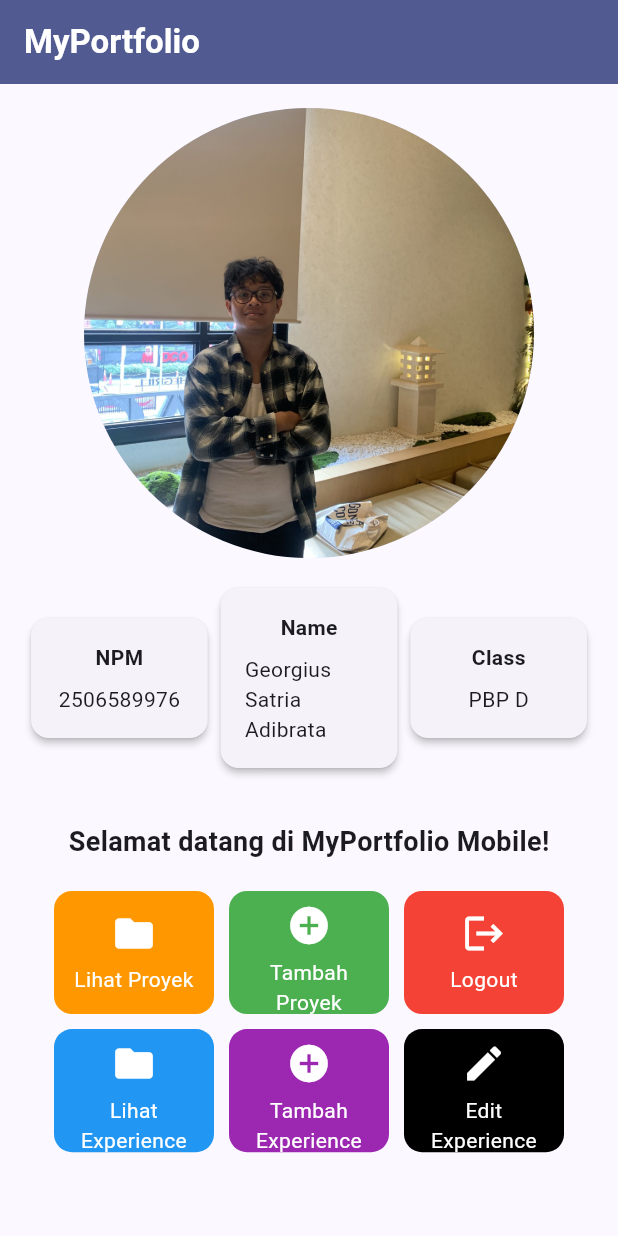
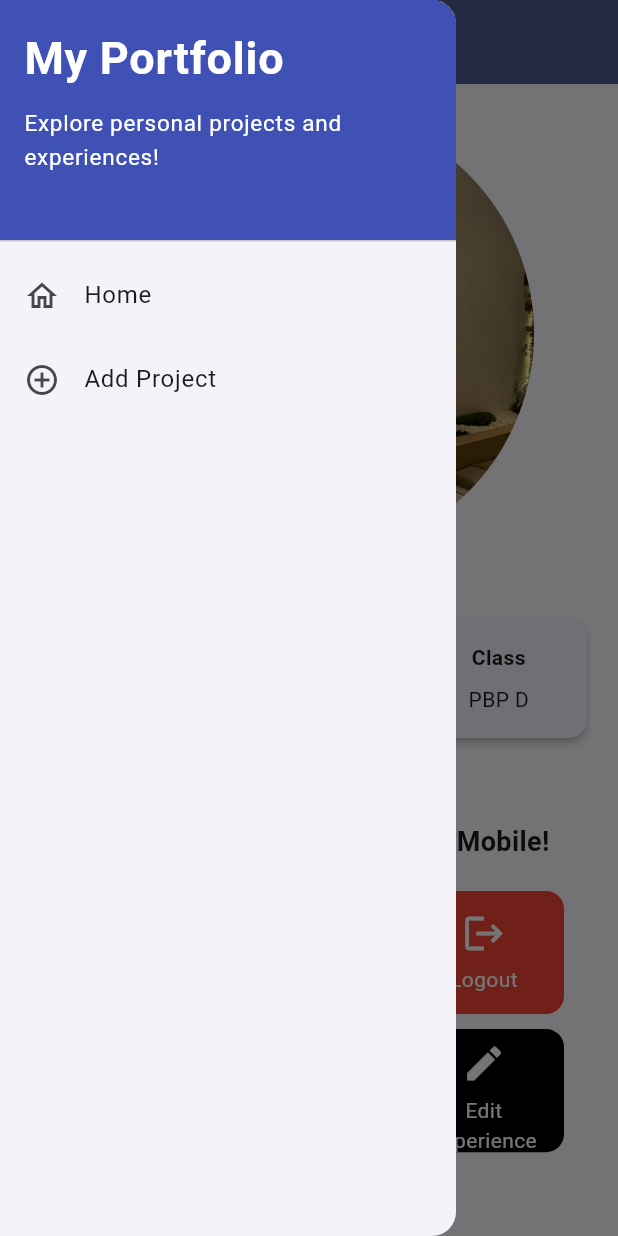
Before and after one commit to flazzies/myportofolio_mobile, a Flutter app: the screen it shows after launch, with the side drawer open (before the commit the screen has no drawer), on a phone screen of 412 x 824 dp. Run offline on Flutter 3.47's test engine with Material 3 defaults, Android fonts, the phone set to English and light mode, and no system bars.

Commit message:
Tutorial 09: drawer, form, navigation, refactor

```diff
--- a/lib/main.dart
+++ b/lib/main.dart
@@ -1,5 +1,5 @@
 import 'package:flutter/material.dart';
-import 'package:myportofolio_mobile/menu.dart';
+import 'package:myportofolio_mobile/screens/menu.dart';
 
 void main() {
   runApp(const MyApp());
--- a/lib/menu.dart
+++ b/lib/screens/menu.dart
@@ -1,4 +1,6 @@
 import 'package:flutter/material.dart';
+import 'package:myportofolio_mobile/widgets/left_drawer.dart';
+import 'package:myportofolio_mobile/widgets/project_card.dart';
 
 class MyHomePage extends StatelessWidget {
   MyHomePage({super.key});
@@ -22,24 +24,22 @@ class MyHomePage extends StatelessWidget {
 
   @override
   Widget build(BuildContext context) {
-    // Scaffold menyediakan struktur visual dasar halaman (AppBar, Body, SnackBar).
     return Scaffold(
-      // AppBar menampilkan bar bagian atas halaman aplikasi.
       appBar: AppBar(
         title: const Text(
           'MyPortfolio',
           style: TextStyle(color: Colors.white, fontWeight: FontWeight.bold),
         ),
         backgroundColor: Theme.of(context).colorScheme.primary,
+        iconTheme: const IconThemeData(color: Colors.white),
       ),
-      // Body halaman utama dengan padding di sekelilingnya.
+      drawer: const LeftDrawer(),
       body: SingleChildScrollView(
         child: Padding(
           padding: const EdgeInsets.all(16.0),
           child: Column(
             crossAxisAlignment: CrossAxisAlignment.center,
             children: [
-              // Baris horizontal untuk menampilkan 3 InfoCard secara sejajar.
               const CircleAvatar(
                 radius: 150,
                 backgroundImage: AssetImage('assets/geols.jpg'),
@@ -53,10 +53,7 @@ class MyHomePage extends StatelessWidget {
                   InfoCard(title: 'Class', content: kelas),
                 ],
               ),
-
               const SizedBox(height: 16.0),
-
-              // Bagian tengah: pesan sambutan dan kisi tombol menu portofolio.
               Center(
                 child: Column(
                   children: [
@@ -70,8 +67,6 @@ class MyHomePage extends StatelessWidget {
                         ),
                       ),
                     ),
-
-                    // GridView menampilkan kartu tombol dalam tata letak kisi 3 kolom.
                     GridView.count(
                       primary: false,
                       physics: const NeverScrollableScrollPhysics(),
@@ -97,7 +92,6 @@ class MyHomePage extends StatelessWidget {
 }
 
 class InfoCard extends StatelessWidget {
-  // Kartu informasi yang menampilkan judul (title) dan isi (content).
   final String title;
   final String content;
 
@@ -106,13 +100,10 @@ class InfoCard extends StatelessWidget {
   @override
   Widget build(BuildContext context) {
     return Card(
-      // Memberikan efek bayangan kartu elevasi 2 unit.
       elevation: 2.0,
       child: Container(
-        // Menyesuaikan lebar kartu dengan proporsi layar (dibagi 3.5).
         width: MediaQuery.of(context).size.width / 3.5,
         padding: const EdgeInsets.all(16.0),
-        // Menyusun teks title dan content secara vertikal.
         child: Column(
           children: [
             Text(title, style: const TextStyle(fontWeight: FontWeight.bold)),
@@ -132,48 +123,3 @@ class ItemHomepage {
 
   ItemHomepage(this.name, this.icon, this.color);
 }
-
-class ItemCard extends StatelessWidget {
-  final ItemHomepage item;
-
-  const ItemCard(this.item, {super.key});
-
-  @override
-  Widget build(BuildContext context) {
-    return Material(
-      // Menggunakan warna sekunder dari skema tema aplikasi.
-      color: item.color,
-      borderRadius: BorderRadius.circular(12),
-      child: InkWell(
-        // Aksi ketika kartu ditekan oleh pengguna.
-        onTap: () {
-          // Menampilkan SnackBar dengan pesan interaktif.
-          ScaffoldMessenger.of(context)
-            ..hideCurrentSnackBar()
-            ..showSnackBar(
-              SnackBar(
-                content: Text("Kamu telah menekan tombol ${item.name}!"),
-              ),
-            );
-        },
-        child: Container(
-          padding: const EdgeInsets.all(8),
-          child: Center(
-            child: Column(
-              mainAxisAlignment: MainAxisAlignment.center,
-              children: [
-                Icon(item.icon, color: Colors.white, size: 30.0),
-                const Padding(padding: EdgeInsets.all(3)),
-                Text(
-                  item.name,
-                  textAlign: TextAlign.center,
-                  style: const TextStyle(color: Colors.white),
-                ),
-              ],
-            ),
-          ),
-        ),
-      ),
-    );
-  }
-}
--- /dev/null
+++ b/lib/widgets/left_drawer.dart
@@ -0,0 +1,60 @@
+import 'package:flutter/material.dart';
+import 'package:myportofolio_mobile/screens/menu.dart';
+import 'package:myportofolio_mobile/screens/project_form.dart';
+
+class LeftDrawer extends StatelessWidget {
+  const LeftDrawer({super.key});
+
+  @override
+  Widget build(BuildContext context) {
+    return Drawer(
+      child: ListView(
+        children: [
+          const DrawerHeader(
+            decoration: BoxDecoration(color: Colors.indigo),
+            child: Column(
+              crossAxisAlignment: CrossAxisAlignment.start,
+              children: [
+                Text(
+                  'My Portfolio',
+                  style: TextStyle(
+                    fontSize: 30,
+                    fontWeight: FontWeight.bold,
+                    color: Colors.white,
+                  ),
+                ),
+                SizedBox(height: 10),
+                Text(
+                  'Explore personal projects and experiences!',
+                  style: TextStyle(fontSize: 15, color: Colors.white),
+                ),
+              ],
+            ),
+          ),
+          ListTile(
+            leading: const Icon(Icons.home_outlined),
+            title: const Text('Home'),
+            onTap: () {
+              Navigator.pushReplacement(
+                context,
+                MaterialPageRoute(builder: (context) => MyHomePage()),
+              );
+            },
+          ),
+          ListTile(
+            leading: const Icon(Icons.add_circle_outline),
+            title: const Text('Add Project'),
+            onTap: () {
+              Navigator.pushReplacement(
+                context,
+                MaterialPageRoute(
+                  builder: (context) => const ProjectFormPage(),
+                ),
+              );
+            },
+          ),
+        ],
+      ),
+    );
+  }
+}
--- /dev/null
+++ b/lib/widgets/project_card.dart
@@ -0,0 +1,51 @@
+import 'package:flutter/material.dart';
+import 'package:myportofolio_mobile/screens/menu.dart';
+import 'package:myportofolio_mobile/screens/project_form.dart';
+
+class ItemCard extends StatelessWidget {
+  final ItemHomepage item;
+
+  const ItemCard(this.item, {super.key});
+
+  @override
+  Widget build(BuildContext context) {
+    return Material(
+      color: item.color,
+      borderRadius: BorderRadius.circular(12),
+      child: InkWell(
+        onTap: () {
+          ScaffoldMessenger.of(context)
+            ..hideCurrentSnackBar()
+            ..showSnackBar(
+              SnackBar(
+                content: Text("Kamu telah menekan tombol ${item.name}!"),
+              ),
+            );
+          if (item.name == "Tambah Proyek") {
+            Navigator.push(
+              context,
+              MaterialPageRoute(builder: (context) => const ProjectFormPage()),
+            );
+          }
+        },
+        child: Container(
+          padding: const EdgeInsets.all(8),
+          child: Center(
+            child: Column(
+              mainAxisAlignment: MainAxisAlignment.center,
+              children: [
+                Icon(item.icon, color: Colors.white, size: 30.0),
+                const Padding(padding: EdgeInsets.all(3)),
+                Text(
+                  item.name,
+                  textAlign: TextAlign.center,
+                  style: const TextStyle(color: Colors.white),
+                ),
+              ],
+            ),
+          ),
+        ),
+      ),
+    );
+  }
+}
--- a/pubspec.yaml
+++ b/pubspec.yaml
@@ -34,6 +34,7 @@ dependencies:
   # The following adds the Cupertino Icons font to your application.
   # Use with the CupertinoIcons class for iOS style icons.
   cupertino_icons: ^1.0.8
+  material_ui: ^1.11.1
 
 dev_dependencies:
   flutter_test:
```
Also changed, not shown: lib/screens/project_form.dart (added, +194 -0 lines), pubspec.lock.
